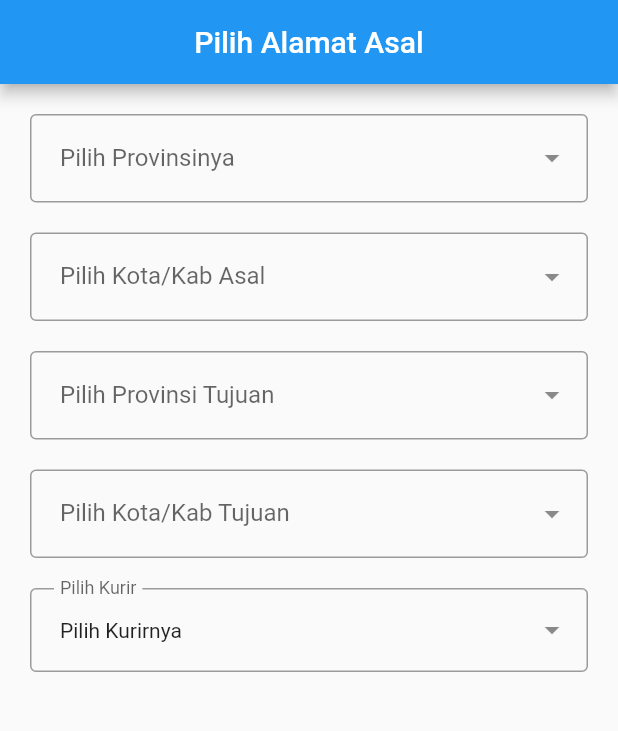
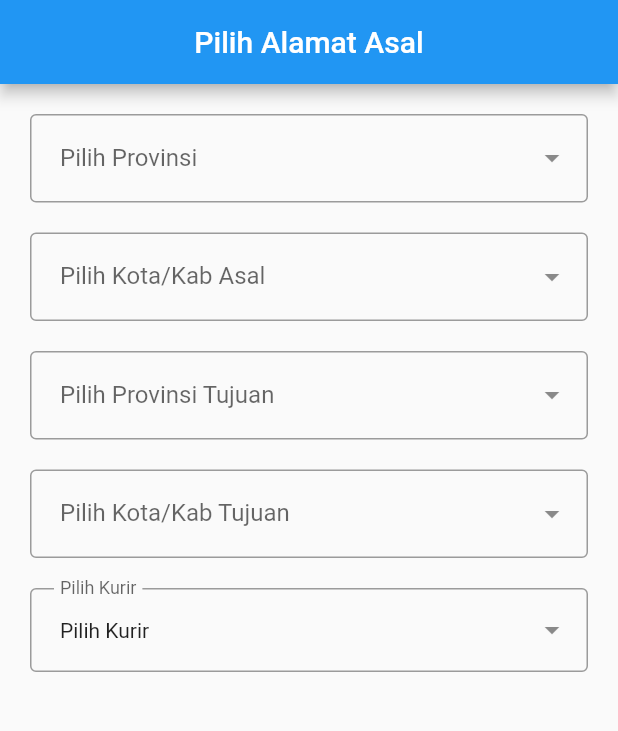
Before and after one commit to vazrie21/TestAji, a Flutter app: the screen it shows after launch, on a phone screen of 412 x 824 dp. Shown: the top 731 px of the screen. Run offline on Flutter 3.47's test engine with Material 2 defaults, Android fonts, the phone set to English and light mode, and no system bars; drawn by our look-alikes of dropdown_search; our stand-ins replace dio, get.

Commit message:
My_first

```diff
--- a/lib/app/modules/home/views/home_view.dart
+++ b/lib/app/modules/home/views/home_view.dart
@@ -28,7 +28,7 @@ class HomeView extends GetView<HomeController> {
                       )),
               dropdownDecoratorProps: DropDownDecoratorProps(
                 dropdownSearchDecoration: InputDecoration(
-                  labelText: "Pilih Provinsinya",
+                  labelText: "Pilih Provinsi",
                   contentPadding: EdgeInsets.all(20),
                   border: OutlineInputBorder(),
                 ),
@@ -149,7 +149,7 @@ class HomeView extends GetView<HomeController> {
                 ),
               ),
               dropdownBuilder: (context, itemSelect) =>
-                  Text("${itemSelect?['name'] ?? 'Pilih Kurirnya'}"),
+                  Text("${itemSelect?['name'] ?? 'Pilih Kurir'}"),
               onChanged: (e) => controller.pilihKurir.value = e?['code'] ?? "",
             ),
             SizedBox(height: 20),
```
